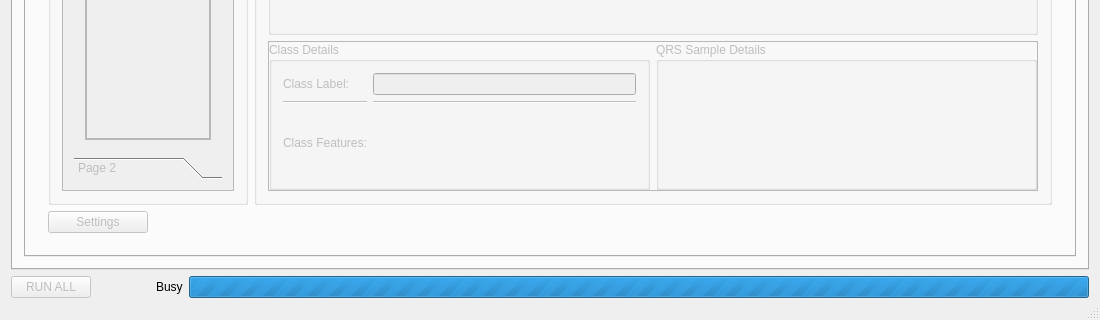
Before: the Qt Designer form EKG/Views/airecgmain.ui in qwerty90/ProjektEKG, drawn with Qt 5; both pictures show x 0 to 1100 and y 448 to 768 of the 1100 by 768 pixel window.
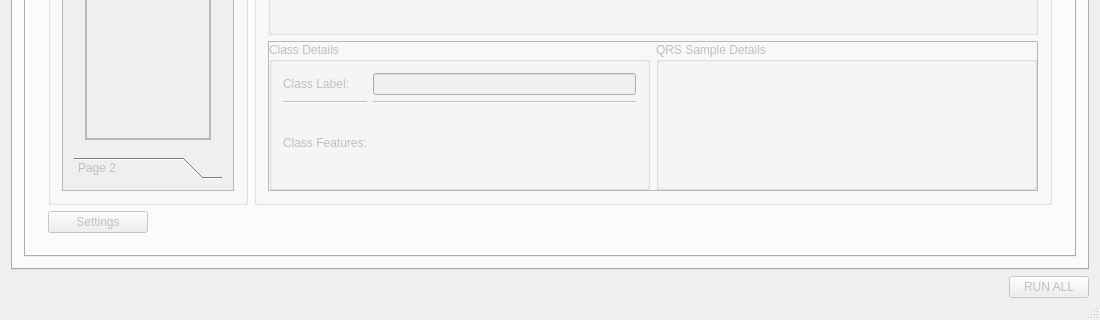
After: the same form once the commit is applied. The open tabs and pages were chosen to show the change. Icons and pictures are not drawn.

What changed in the file:
```diff
--- a/EKG/Views/airecgmain.ui
+++ b/EKG/Views/airecgmain.ui
@@ -3792,6 +3792,19 @@
       </item>
       <item>
        <layout class="QHBoxLayout" name="horizontalLayout_2">
+        <item>
+         <spacer name="horizontalSpacer_7">
+          <property name="orientation">
+           <enum>Qt::Horizontal</enum>
+          </property>
+          <property name="sizeHint" stdset="0">
+           <size>
+            <width>40</width>
+            <height>20</height>
+           </size>
+          </property>
+         </spacer>
+        </item>
         <item>
          <widget class="QPushButton" name="pushButton_12">
           <property name="enabled">
@@ -3808,60 +3821,6 @@
           </property>
          </widget>
         </item>
-        <item>
-         <spacer name="horizontalSpacer_7">
-          <property name="orientation">
-           <enum>Qt::Horizontal</enum>
-          </property>
-          <property name="sizeType">
-           <enum>QSizePolicy::Expanding</enum>
-          </property>
-          <property name="sizeHint" stdset="0">
-           <size>
-            <width>10</width>
-            <height>20</height>
-           </size>
-          </property>
-         </spacer>
-        </item>
-        <item>
-         <widget class="QLabel" name="busy_label">
-          <property name="text">
-           <string>Busy</string>
-          </property>
-         </widget>
-        </item>
-        <item>
-         <widget class="QProgressBar" name="progressBar">
-          <property name="enabled">
-           <bool>true</bool>
-          </property>
-          <property name="minimumSize">
-           <size>
-            <width>900</width>
-            <height>0</height>
-           </size>
-          </property>
-          <property name="maximumSize">
-           <size>
-            <width>16777215</width>
-            <height>16777215</height>
-           </size>
-          </property>
-          <property name="maximum">
-           <number>0</number>
-          </property>
-          <property name="value">
-           <number>0</number>
-          </property>
-          <property name="alignment">
-           <set>Qt::AlignLeading|Qt::AlignLeft|Qt::AlignVCenter</set>
-          </property>
-          <property name="textVisible">
-           <bool>false</bool>
-          </property>
-         </widget>
-        </item>
        </layout>
       </item>
      </layout>
```
Left out of the diff: 76 changed lines with no effect on the pictures.
